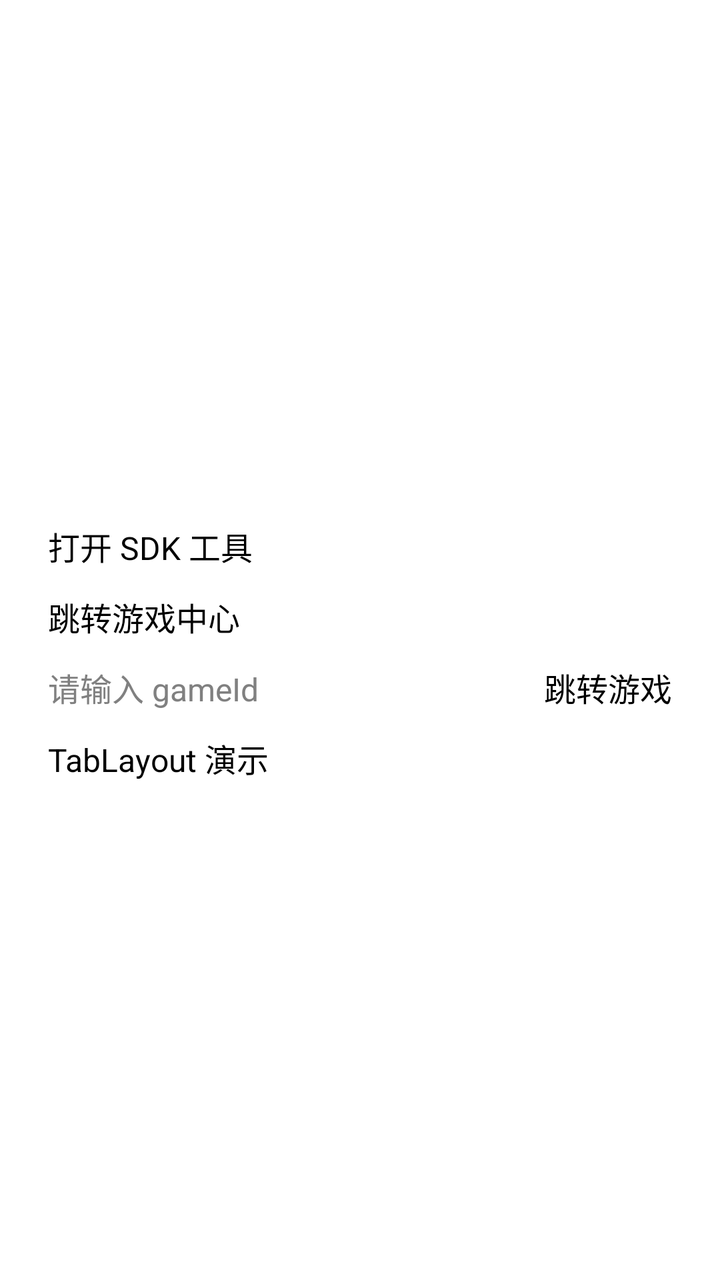
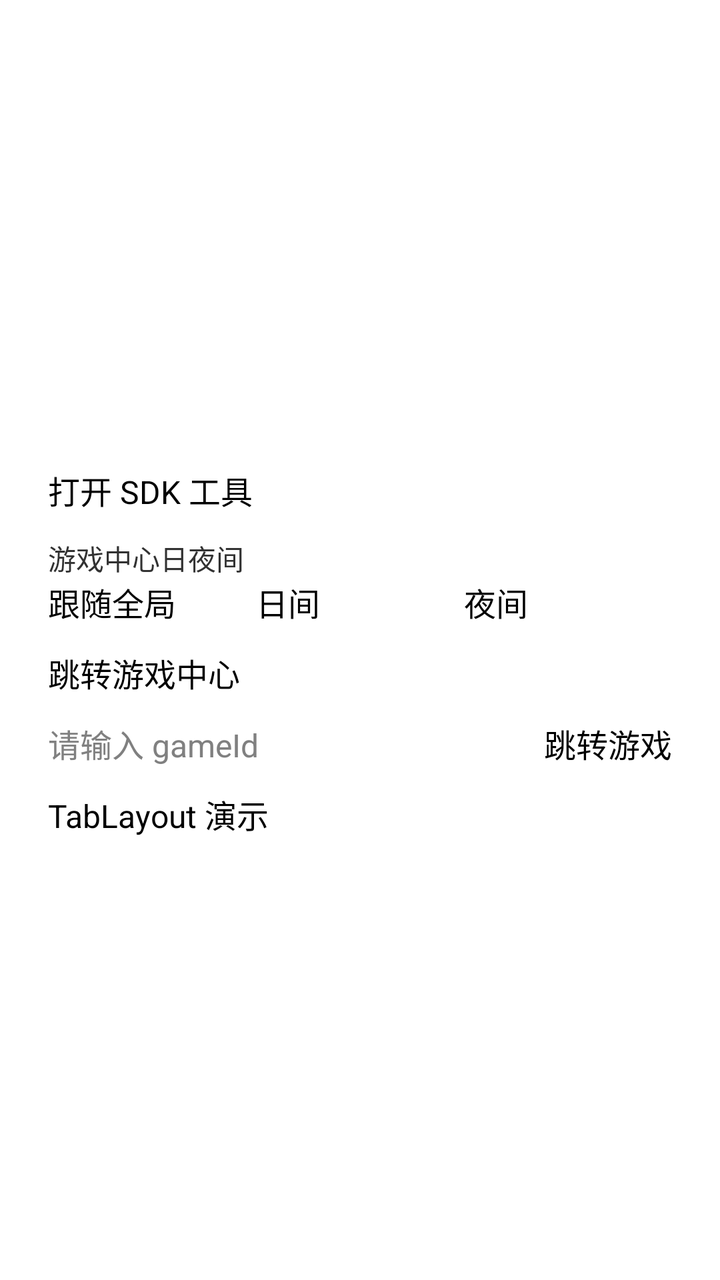

An Android layout rendered at two revisions. The XML below is the earlier revision; the diff shows what the commit changed to produce the second picture.
<!-- AndroidManifest.xml: application theme android:Theme.Light.NoTitleBar -->
<!-- res/layout/activity_main.xml -->
<?xml version="1.0" encoding="utf-8"?>
<LinearLayout xmlns:android="http://schemas.android.com/apk/res/android"
    android:layout_width="match_parent"
    android:layout_height="match_parent"
    android:gravity="center"
    android:orientation="vertical"
    android:padding="24dp">

    <Button
        android:id="@+id/openSdkToolsButton"
        android:layout_width="match_parent"
        android:layout_height="wrap_content"
        android:layout_marginTop="12dp"
        android:text="@string/open_lamps_sdk_tools" />

    <Button
        android:id="@+id/navigateGameCenterButton"
        android:layout_width="match_parent"
        android:layout_height="wrap_content"
        android:layout_marginTop="12dp"
        android:text="@string/navigate_game_center" />

    <LinearLayout
        android:layout_width="match_parent"
        android:layout_height="wrap_content"
        android:layout_marginTop="12dp"
        android:gravity="center_vertical"
        android:orientation="horizontal">

        <EditText
            android:id="@+id/gameIdInput"
            android:layout_width="0dp"
            android:layout_height="wrap_content"
            android:layout_weight="1"
            android:hint="@string/game_id_hint"
            android:importantForAutofill="no"
            android:inputType="text" />

        <Button
            android:id="@+id/navigateGameButton"
            android:layout_width="wrap_content"
            android:layout_height="wrap_content"
            android:layout_marginStart="8dp"
            android:text="@string/navigate_game" />
    </LinearLayout>

    <Button
        android:id="@+id/getGameCenterFragmentButton"
        android:layout_width="match_parent"
        android:layout_height="wrap_content"
        android:layout_marginTop="12dp"
        android:text="@string/get_game_center_fragment" />

</LinearLayout>
<!-- resources referenced by this layout -->
<resources>
  <string name="game_id_hint">请输入 gameId</string>
  <string name="get_game_center_fragment">TabLayout 演示</string>
  <string name="navigate_game">跳转游戏</string>
  <string name="navigate_game_center">跳转游戏中心</string>
  <string name="open_lamps_sdk_tools">打开 SDK 工具</string>
</resources>

<!-- the commit's change to res/layout/activity_main.xml (unified diff, before → after) -->
@@ -12,6 +12,41 @@
         android:layout_height="wrap_content"
         android:layout_marginTop="12dp"
         android:text="@string/open_lamps_sdk_tools" />
+
+    <TextView
+        android:layout_width="match_parent"
+        android:layout_height="wrap_content"
+        android:layout_marginTop="12dp"
+        android:text="@string/game_center_night_mode" />
+
+    <RadioGroup
+        android:id="@+id/gameCenterNightModeGroup"
+        android:layout_width="match_parent"
+        android:layout_height="wrap_content"
+        android:orientation="horizontal">
+
+        <RadioButton
+            android:id="@+id/nightModeFollowGlobal"
+            android:layout_width="0dp"
+            android:layout_height="wrap_content"
+            android:layout_weight="1"
+            android:checked="true"
+            android:text="@string/night_mode_follow_global" />
+
+        <RadioButton
+            android:id="@+id/nightModeDay"
+            android:layout_width="0dp"
+            android:layout_height="wrap_content"
+            android:layout_weight="1"
+            android:text="@string/night_mode_day" />
+
+        <RadioButton
+            android:id="@+id/nightModeNight"
+            android:layout_width="0dp"
+            android:layout_height="wrap_content"
+            android:layout_weight="1"
+            android:text="@string/night_mode_night" />
+    </RadioGroup>
 
     <Button
         android:id="@+id/navigateGameCenterButton"
<!-- resource entries referenced after the edit -->
@@ -1,9 +1,13 @@
 <!-- resources referenced by this layout -->
 <resources>
+  <string name="game_center_night_mode">游戏中心日夜间</string>
   <string name="game_id_hint">请输入 gameId</string>
   <string name="get_game_center_fragment">TabLayout 演示</string>
   <string name="navigate_game">跳转游戏</string>
   <string name="navigate_game_center">跳转游戏中心</string>
+  <string name="night_mode_day">日间</string>
+  <string name="night_mode_follow_global">跟随全局</string>
+  <string name="night_mode_night">夜间</string>
   <string name="open_lamps_sdk_tools">打开 SDK 工具</string>
 </resources>
 
